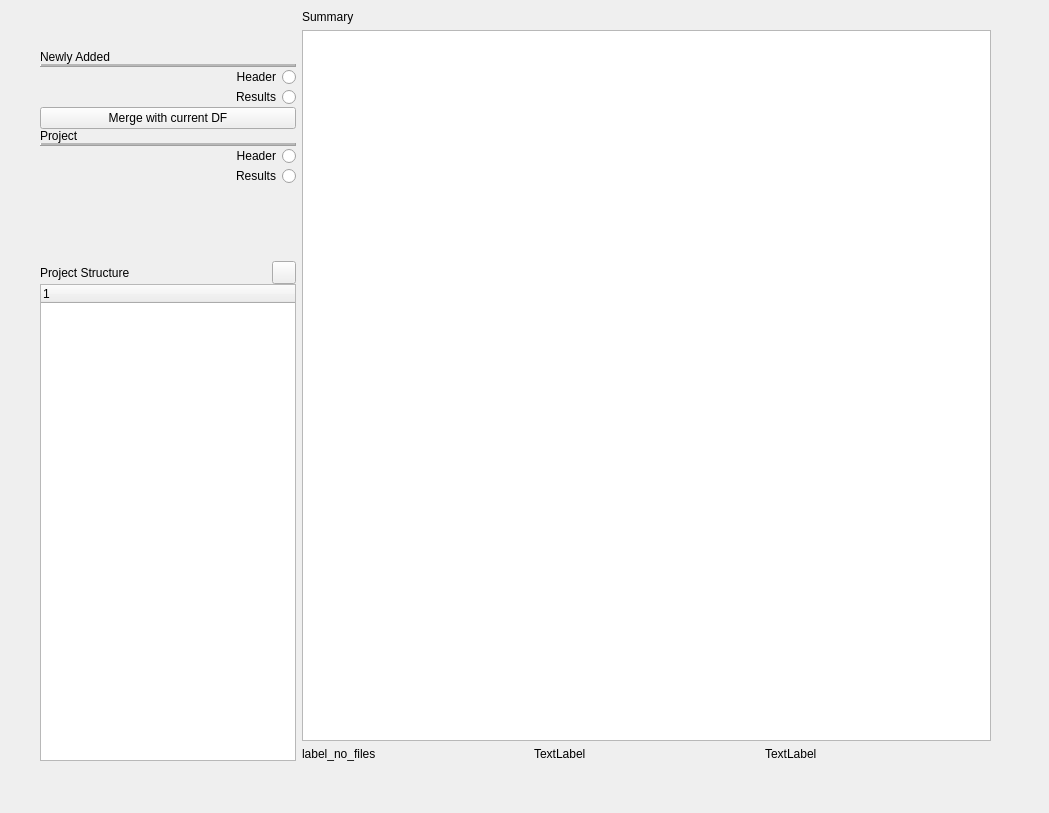
ambrosiasteraceae/cptspy, file gui/uis/overview.ui: the form before one commit.
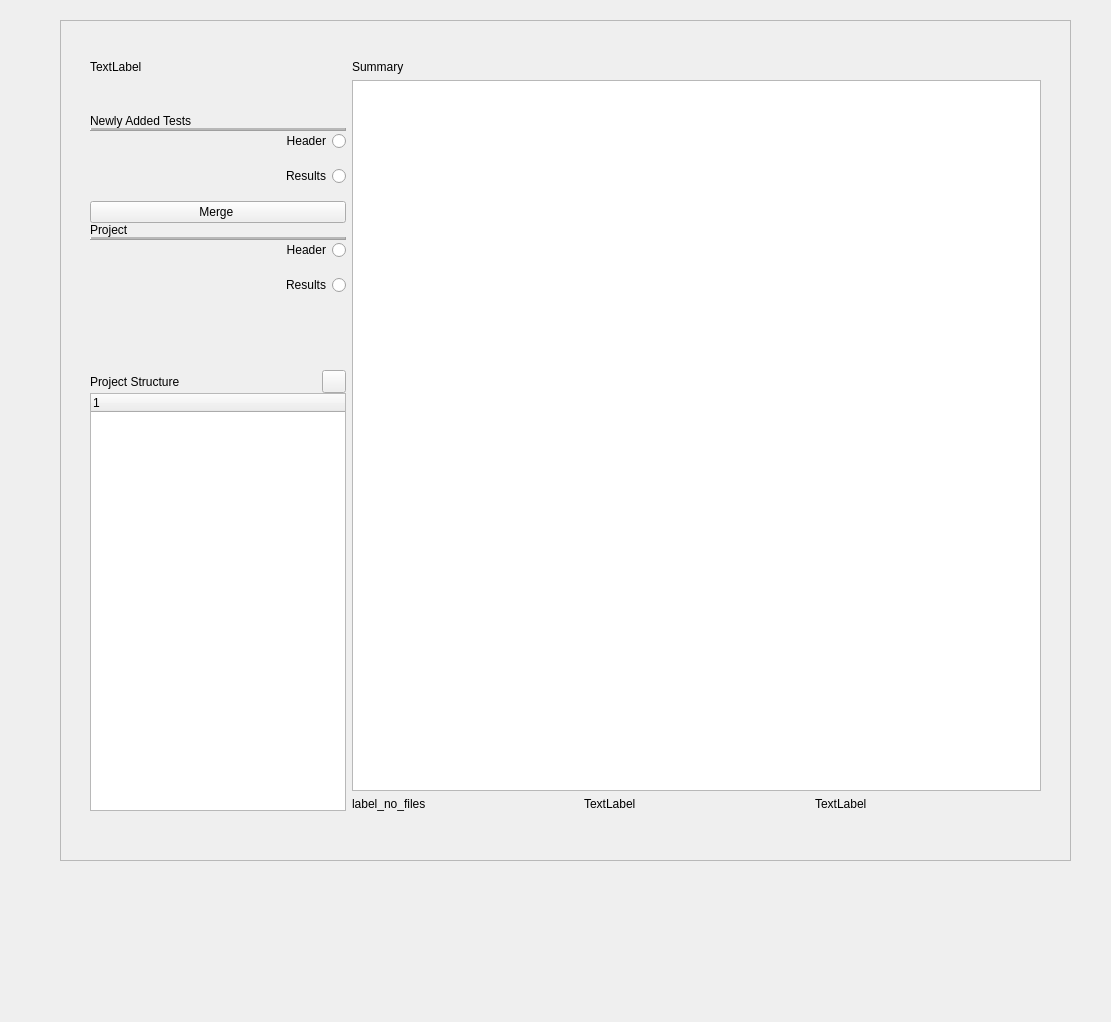
The form after the commit. Icons and pictures are not drawn.

The edit to the form file:
```diff
--- a/gui/uis/overview.ui
+++ b/gui/uis/overview.ui
@@ -6,25 +6,40 @@
    <rect>
     <x>0</x>
     <y>0</y>
-    <width>1049</width>
-    <height>813</height>
+    <width>1111</width>
+    <height>1022</height>
    </rect>
   </property>
   <property name="windowTitle">
    <string>Form</string>
   </property>
+  <widget class="QFrame" name="frame">
+   <property name="geometry">
+    <rect>
+     <x>60</x>
+     <y>20</y>
+     <width>1011</width>
+     <height>841</height>
+    </rect>
+   </property>
+   <property name="frameShape">
+    <enum>QFrame::StyledPanel</enum>
+   </property>
+   <property name="frameShadow">
+    <enum>QFrame::Raised</enum>
+   </property>
   <widget class="QWidget" name="horizontalLayoutWidget">
    <property name="geometry">
     <rect>
-     <x>40</x>
-     <y>10</y>
+      <x>30</x>
+      <y>40</y>
      <width>951</width>
      <height>751</height>
     </rect>
    </property>
    <layout class="QHBoxLayout" name="horizontalLayout" stretch="0,0">
     <item>
-     <layout class="QVBoxLayout" name="verticalLayout_2" stretch="0,0,0,0,0,0,0,0,0,0,0,0,0">
+      <layout class="QVBoxLayout" name="verticalLayout_2" stretch="0,0,0,0,0,0,0,0,0,0,0,0,0,0,0,0,0">
       <property name="spacing">
        <number>0</number>
       </property>
@@ -34,6 +49,13 @@
       <property name="rightMargin">
        <number>0</number>
       </property>
+       <item>
+        <widget class="QLabel" name="label_8">
+         <property name="text">
+          <string>TextLabel</string>
+         </property>
+        </widget>
+       </item>
       <item>
        <spacer name="verticalSpacer_2">
         <property name="orientation">
@@ -53,7 +75,7 @@
       <item>
        <widget class="QLabel" name="label">
         <property name="text">
-         <string>Newly Added</string>
+          <string>Newly Added Tests</string>
         </property>
        </widget>
       </item>
@@ -86,6 +108,22 @@
         </property>
        </widget>
       </item>
+       <item>
+        <spacer name="verticalSpacer_4">
+         <property name="orientation">
+          <enum>Qt::Vertical</enum>
+         </property>
+         <property name="sizeType">
+          <enum>QSizePolicy::Fixed</enum>
+         </property>
+         <property name="sizeHint" stdset="0">
+          <size>
+           <width>20</width>
+           <height>15</height>
+          </size>
+         </property>
+        </spacer>
+       </item>
       <item>
        <widget class="QRadioButton" name="radioButton">
         <property name="layoutDirection">
@@ -96,10 +134,26 @@
         </property>
        </widget>
       </item>
+       <item>
+        <spacer name="verticalSpacer_5">
+         <property name="orientation">
+          <enum>Qt::Vertical</enum>
+         </property>
+         <property name="sizeType">
+          <enum>QSizePolicy::Fixed</enum>
+         </property>
+         <property name="sizeHint" stdset="0">
+          <size>
+           <width>20</width>
+           <height>15</height>
+          </size>
+         </property>
+        </spacer>
+       </item>
       <item>
        <widget class="QPushButton" name="merge_dfs">
         <property name="text">
-         <string>Merge with current DF</string>
+          <string>Merge </string>
         </property>
        </widget>
       </item>
@@ -145,6 +199,22 @@
         </property>
        </widget>
       </item>
+       <item>
+        <spacer name="verticalSpacer_3">
+         <property name="orientation">
+          <enum>Qt::Vertical</enum>
+         </property>
+         <property name="sizeType">
+          <enum>QSizePolicy::Fixed</enum>
+         </property>
+         <property name="sizeHint" stdset="0">
+          <size>
+           <width>20</width>
+           <height>15</height>
+          </size>
+         </property>
+        </spacer>
+       </item>
       <item>
        <widget class="QRadioButton" name="radioButton_4">
         <property name="layoutDirection">
@@ -249,6 +319,7 @@
      </layout>
     </item>
    </layout>
+   </widget>
   </widget>
  </widget>
  <resources/>
```
Left out of the diff: 3 changed lines with no effect on the pictures. Lines whose indentation alone changed are shown as unchanged.
